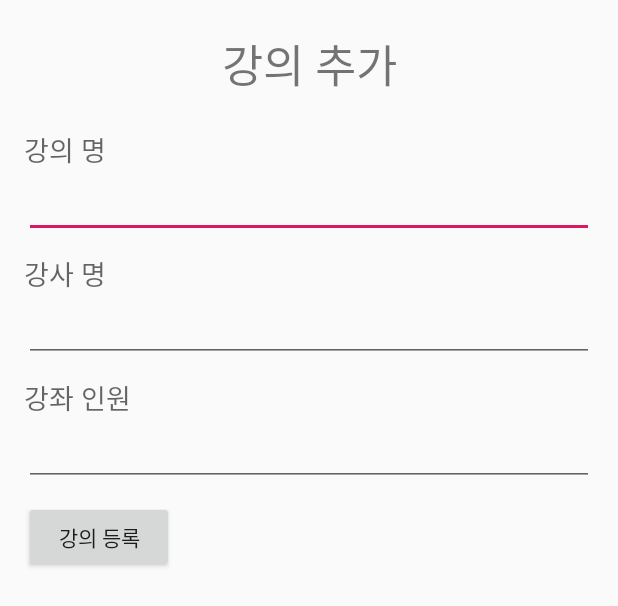
After one commit to JiHoJang/LiveStreaming, an Android app: the layout dialog_add_lecture.xml on its own in the app's theme, with its tools: preview values and no code run, on a phone screen of 412 x 824 dp. The commit adds this screen. Shown: the top 606 px of the screen. Run offline under Robolectric (Android 15) with nearby library versions, the phone set to English and light mode, and no system bars.

Commit message:
Add 버튼 활성화 - add버튼 누르고 정보 입력시 강좌 정보 목록에 출력

```diff
--- a/SE/app/src/main/java/com/example/jang/se/MainActivity.java
+++ b/SE/app/src/main/java/com/example/jang/se/MainActivity.java
@@ -39,4 +39,5 @@ public class MainActivity extends AppCompatActivity {
         tabLayout.getTabAt (2).setIcon(tabIcons[2]);
         tabLayout.getTabAt (3).setIcon(tabIcons[3]);
     }
+
 }
--- /dev/null
+++ b/SE/app/src/main/res/layout/dialog_add_lecture.xml
@@ -0,0 +1,79 @@
+<?xml version="1.0" encoding="utf-8"?>
+<RelativeLayout xmlns:android="http://schemas.android.com/apk/res/android"
+    android:layout_width="fill_parent"
+    android:layout_height="fill_parent"
+    android:orientation="vertical"
+    android:paddingLeft="16dp"
+    android:paddingRight="16dp"
+    android:paddingTop="16dp" >
+
+    <TextView
+        android:id="@+id/textviewLogo"
+        android:layout_width="221dp"
+        android:layout_height="54dp"
+        android:layout_centerHorizontal="true"
+        android:layout_marginBottom="16dp"
+        android:textSize="30dp"
+        android:gravity="center"
+        android:text="강의 추가" />
+
+    <TextView
+        android:id="@+id/textviewLectureName"
+        android:layout_width="wrap_content"
+        android:layout_height="wrap_content"
+        android:layout_below="@+id/textviewLogo"
+        android:text="강의 명"
+        android:textAppearance="?android:attr/textAppearanceMedium" />
+
+    <EditText
+        android:id="@+id/edittextLectureName"
+        android:layout_width="match_parent"
+        android:layout_height="wrap_content"
+        android:ems="10"
+        android:layout_marginBottom="10dp"
+        android:layout_below="@+id/textviewLectureName">
+
+        <requestFocus />
+    </EditText>
+
+    <TextView
+        android:id="@+id/textviewLecturerName"
+        android:layout_width="wrap_content"
+        android:layout_height="wrap_content"
+        android:text="강사 명"
+        android:textAppearance="?android:attr/textAppearanceMedium"
+        android:layout_below="@+id/edittextLectureName" />
+
+    <EditText
+        android:id="@+id/edittextLecturerName"
+        android:layout_width="match_parent"
+        android:layout_height="wrap_content"
+        android:ems="10"
+        android:layout_marginBottom="10dp"
+        android:layout_below="@+id/textviewLecturerName"/>
+
+    <TextView
+        android:id="@+id/textviewNumPeople"
+        android:layout_width="wrap_content"
+        android:layout_height="wrap_content"
+        android:text="강좌 인원"
+        android:textAppearance="?android:attr/textAppearanceMedium"
+        android:layout_below="@+id/edittextLecturerName" />
+
+    <EditText
+        android:id="@+id/edittextNumPeople"
+        android:layout_width="match_parent"
+        android:layout_height="wrap_content"
+        android:ems="10"
+        android:layout_marginBottom="10dp"
+        android:layout_below="@+id/textviewNumPeople"/>
+
+    <Button
+        android:id="@+id/buttonSubmit"
+        android:layout_width="100dp"
+        android:layout_height="wrap_content"
+        android:layout_below="@+id/edittextNumPeople"
+        android:layout_marginBottom="20dp"
+        android:text="강의 등록" />
+
+</RelativeLayout>
--- a/SE/app/src/main/res/layout/fragment_home.xml
+++ b/SE/app/src/main/res/layout/fragment_home.xml
@@ -26,7 +26,7 @@
 
     </ListView>
         <android.support.design.widget.FloatingActionButton
-            android:id="@+id/fab"
+            android:id="@+id/addButton"
             android:layout_width="wrap_content"
             android:layout_height="wrap_content"
             android:layout_alignParentBottom="true"
```
Also changed, not shown: SE/app/src/main/java/com/example/jang/se/DialogFragmentAddLecture.java (added, +47 -0 lines), SE/app/src/main/java/com/example/jang/se/ListViewFragment.java (+54 -1 lines).
